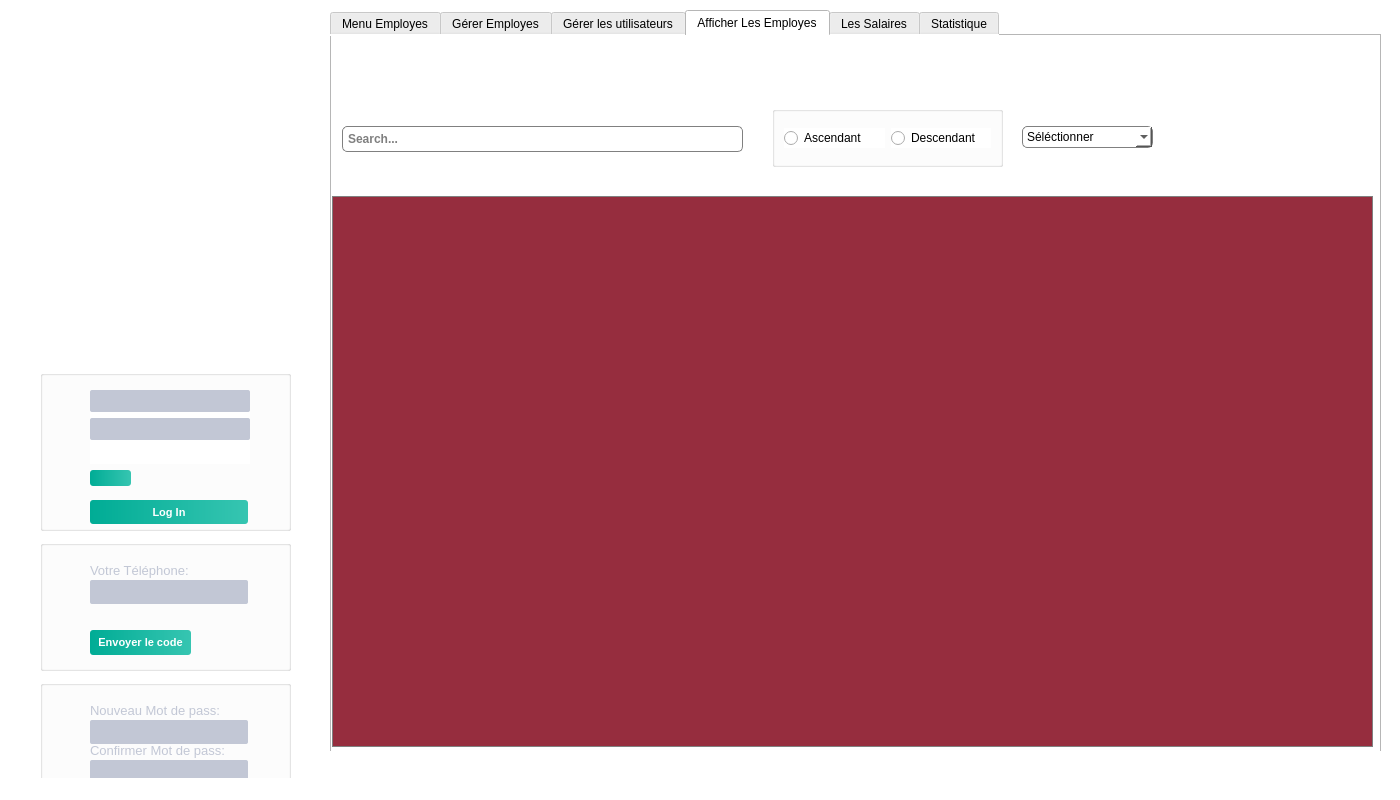
Before: the Qt Designer form mainwindow.ui in AlaBelgacem/SmartAid-2A1, drawn with Qt 5.
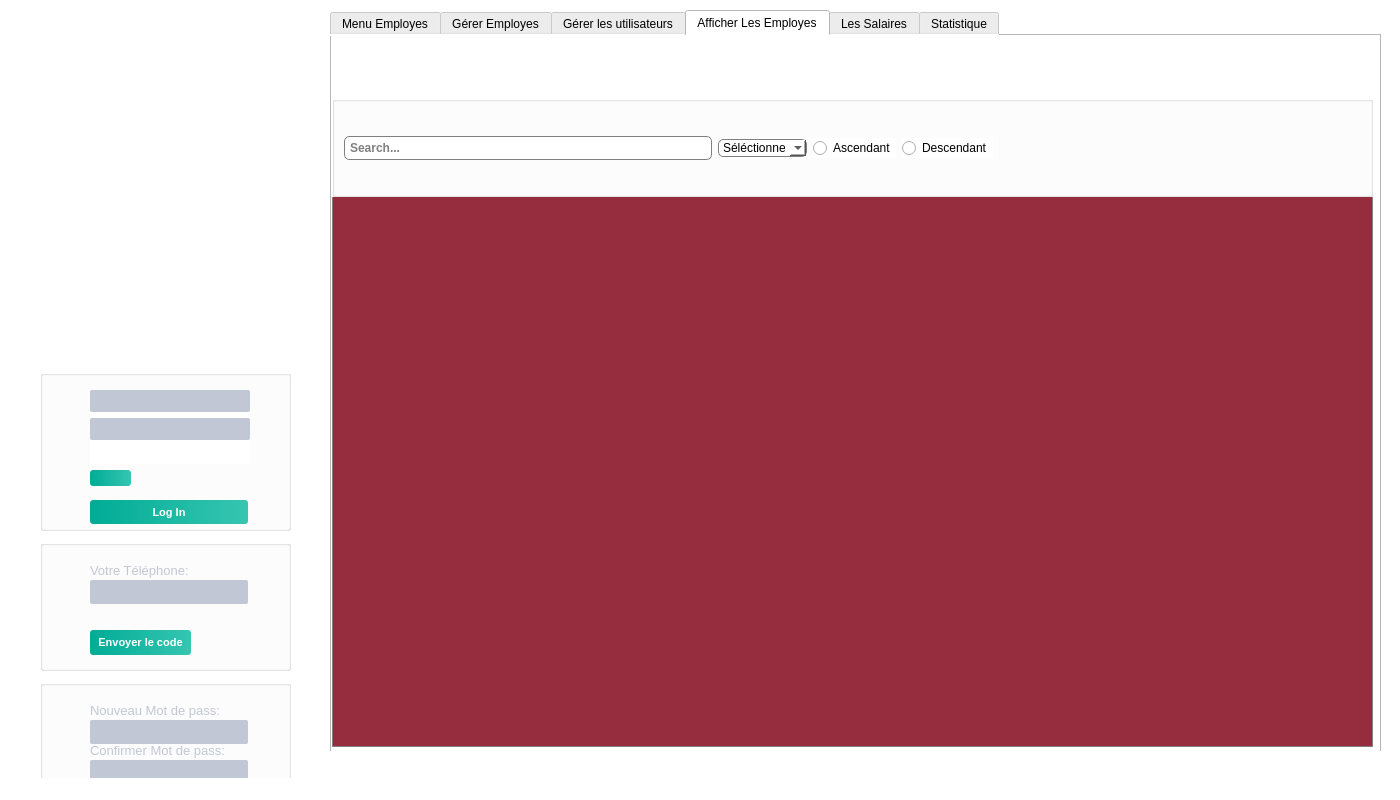
After: the same form once the commit is applied. The open tabs and pages were chosen to show the change. Icons and pictures are not drawn.

What changed in the file:
```diff
--- a/mainwindow.ui
+++ b/mainwindow.ui
@@ -1911,61 +1911,18 @@
 </string>
         </property>
        </widget>
-       <widget class="QLineEdit" name="rechercher">
-        <property name="geometry">
-         <rect>
-          <x>10</x>
-          <y>90</y>
-          <width>401</width>
-          <height>26</height>
-         </rect>
-        </property>
-        <property name="styleSheet">
-         <string notr="true">QLineEdit {  
-border: 0.5px solid grey;
-border-radius: 5px;
-background-color:white;
-}</string>
-        </property>
-        <property name="placeholderText">
-         <string>Search...</string>
-        </property>
-       </widget>
        <widget class="QGroupBox" name="gridGroupBox_2">
         <property name="geometry">
          <rect>
-          <x>440</x>
-          <y>70</y>
-          <width>231</width>
-          <height>61</height>
+          <x>0</x>
+          <y>60</y>
+          <width>1041</width>
+          <height>101</height>
          </rect>
         </property>
         <layout class="QGridLayout" name="gridLayout_2">
          <item row="0" column="1">
-          <widget class="QRadioButton" name="radioButton_2">
-           <property name="text">
-            <string>Descendant</string>
-           </property>
-          </widget>
-         </item>
-         <item row="0" column="0">
-          <widget class="QRadioButton" name="radioButton">
-           <property name="text">
-            <string>Ascendant</string>
-           </property>
-          </widget>
-         </item>
-        </layout>
-       </widget>
        <widget class="QComboBox" name="comboBox">
-        <property name="geometry">
-         <rect>
-          <x>690</x>
-          <y>90</y>
-          <width>131</width>
-          <height>22</height>
-         </rect>
-        </property>
         <property name="styleSheet">
          <string notr="true">QComboBox
 {
@@ -2007,6 +1964,50 @@
          </property>
         </item>
        </widget>
+         </item>
+         <item row="0" column="3">
+          <widget class="QRadioButton" name="radioButton_2">
+           <property name="text">
+            <string>Descendant</string>
+           </property>
+          </widget>
+         </item>
+         <item row="0" column="0">
+          <widget class="QLineEdit" name="rechercher">
+           <property name="styleSheet">
+            <string notr="true">QLineEdit {  
+border: 0.5px solid grey;
+border-radius: 5px;
+background-color:white;
+}</string>
+           </property>
+           <property name="placeholderText">
+            <string>Search...</string>
+           </property>
+          </widget>
+         </item>
+         <item row="0" column="2">
+          <widget class="QRadioButton" name="radioButton">
+           <property name="text">
+            <string>Ascendant</string>
+           </property>
+          </widget>
+         </item>
+         <item row="0" column="4">
+          <spacer name="horizontalSpacer_3">
+           <property name="orientation">
+            <enum>Qt::Horizontal</enum>
+           </property>
+           <property name="sizeHint" stdset="0">
+            <size>
+             <width>40</width>
+             <height>20</height>
+            </size>
+           </property>
+          </spacer>
+         </item>
+        </layout>
+       </widget>
        <widget class="QPushButton" name="Afficher_Emp_HOME">
         <property name="geometry">
          <rect>
```
Left out of the diff: 17 changed lines with no effect on the pictures. Lines whose indentation alone changed are shown as unchanged.
